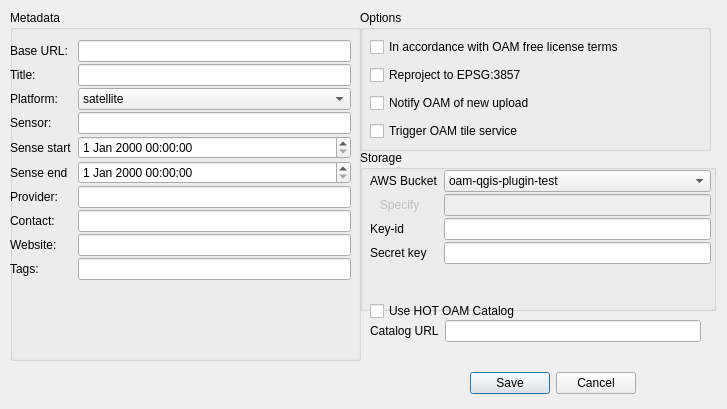
Before: the Qt Designer form OpenAerialMap/gui/ui/setting_dialog.ui in hotosm/oam-qgis-plugin, drawn with Qt 5.
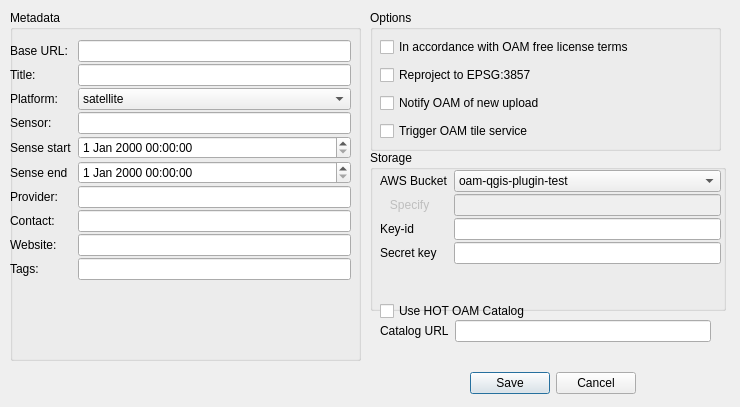
After: the same form once the commit is applied.

The edit to the form file:
```diff
--- a/OpenAerialMap/gui/ui/setting_dialog.ui
+++ b/OpenAerialMap/gui/ui/setting_dialog.ui
@@ -6,8 +6,8 @@
    <rect>
     <x>0</x>
     <y>0</y>
-    <width>727</width>
-    <height>409</height>
+    <width>740</width>
+    <height>407</height>
    </rect>
   </property>
   <property name="windowTitle">
@@ -220,7 +220,7 @@
   <widget class="QGroupBox" name="groupBox_2">
    <property name="geometry">
     <rect>
-     <x>360</x>
+     <x>370</x>
      <y>10</y>
      <width>351</width>
      <height>141</height>
@@ -273,7 +273,7 @@
   <widget class="QGroupBox" name="groupBox_3">
    <property name="geometry">
     <rect>
-     <x>360</x>
+     <x>370</x>
      <y>150</y>
      <width>356</width>
      <height>161</height>
@@ -388,7 +388,7 @@
   <widget class="QWidget" name="formLayoutWidget_3">
    <property name="geometry">
     <rect>
-     <x>370</x>
+     <x>380</x>
      <y>320</y>
      <width>331</width>
      <height>41</height>
@@ -413,7 +413,7 @@
   <widget class="QCheckBox" name="hot_oam_catalog_check_box">
    <property name="geometry">
     <rect>
-     <x>370</x>
+     <x>380</x>
      <y>300</y>
      <width>161</width>
      <height>22</height>
```
